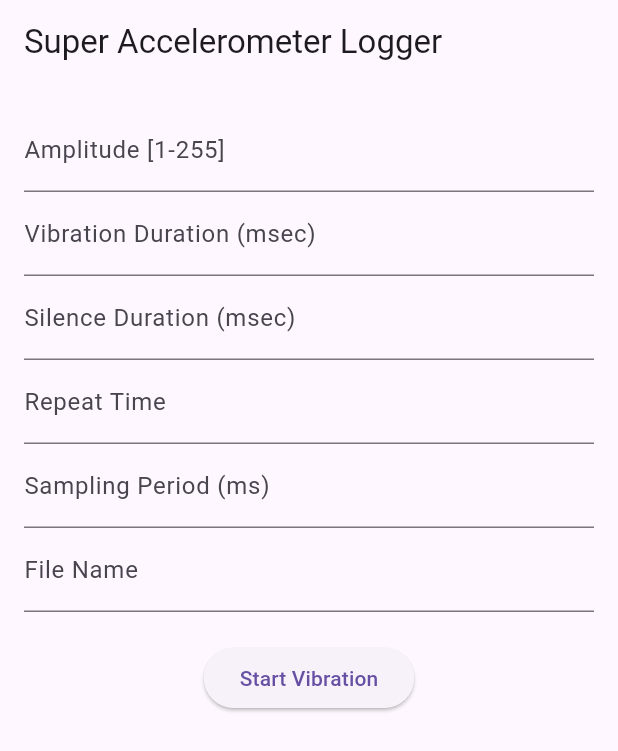
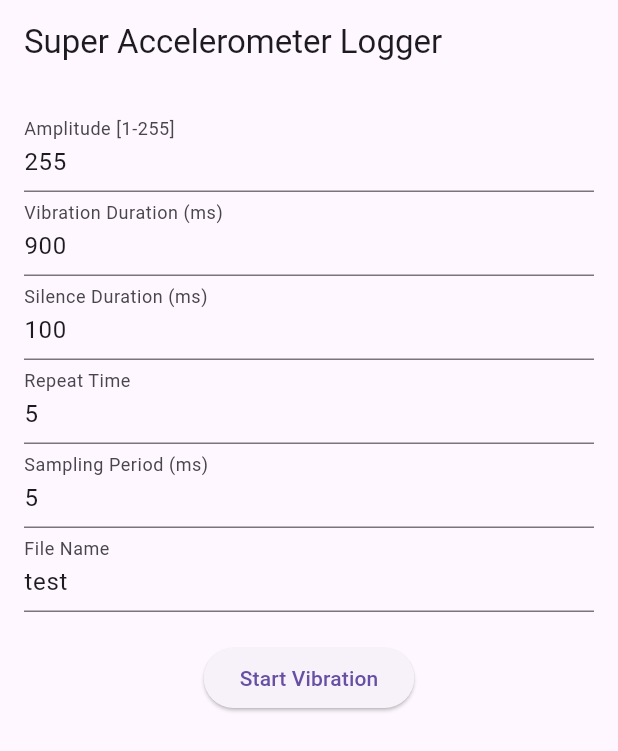
Before and after one commit to OgisoSetsuna1/super_acc_logger, a Flutter app: the screen it shows after launch, on a phone screen of 412 x 824 dp. Shown: the top 751 px of the screen. Run offline on Flutter 3.47's test engine with Material 3 defaults, Android fonts, the phone set to English and light mode, and no system bars; our stand-ins replace permission_handler, sensors_plus, vibration; missing offline and left inert: flutter_sound.

Commit message:
add controller default value

```diff
--- a/lib/main.dart
+++ b/lib/main.dart
@@ -33,6 +33,12 @@ class _HomeScreenState extends State<HomeScreen> {
   @override
   void initState() async {
     super.initState();
+    _amplitudeController.text = '255';
+    _durationController.text = '900';
+    _silenceDurationController.text = '100';
+    _repeatTimeController.text = '5';
+    _samplingPeriodController.text = '5';
+    _nameController.text = 'test';
     var status = await Permission.microphone.status;
     if (!status.isGranted) {
       await Permission.microphone.request();
@@ -62,13 +68,13 @@ class _HomeScreenState extends State<HomeScreen> {
             TextField(
               controller: _durationController,
               decoration:
-                  const InputDecoration(labelText: 'Vibration Duration (msec)'),
+                  const InputDecoration(labelText: 'Vibration Duration (ms)'),
               keyboardType: TextInputType.number,
             ),
             TextField(
               controller: _silenceDurationController,
               decoration:
-                  const InputDecoration(labelText: 'Silence Duration (msec)'),
+                  const InputDecoration(labelText: 'Silence Duration (ms)'),
               keyboardType: TextInputType.number,
             ),
             TextField(
```
